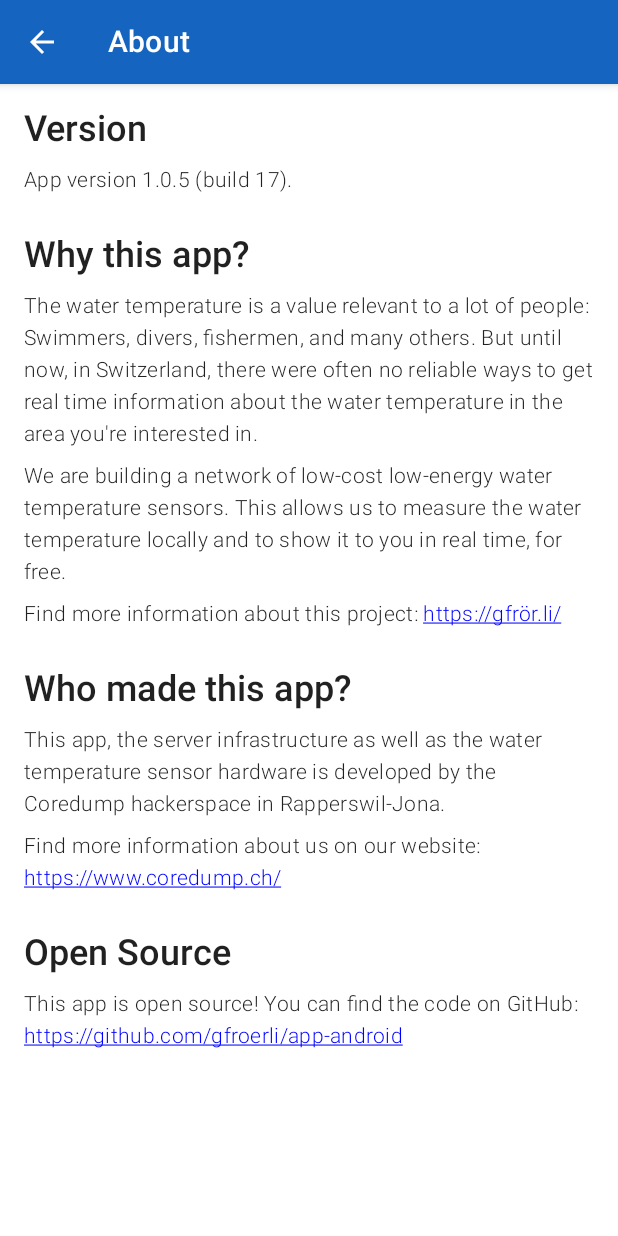
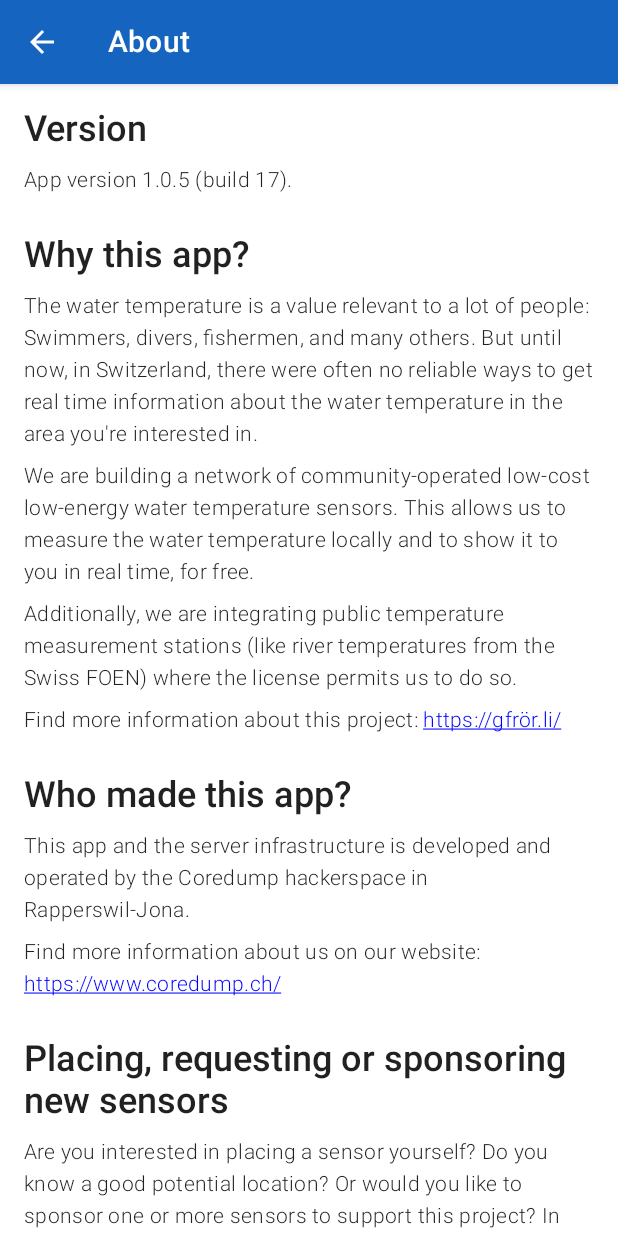
Before and after one commit to gfroerli/app-android, an Android app built with Jetpack Compose: the AboutActivity screen opened directly, with no data from a screen before it, on a phone screen of 412 x 824 dp. Run offline under Robolectric (Android 15) with nearby library versions, the phone set to English and light mode, and no system bars.

Commit message:
AboutActivity: Improve text content

```diff
--- a/app/src/main/java/ch/coredump/watertemp/activities/AboutActivity.kt
+++ b/app/src/main/java/ch/coredump/watertemp/activities/AboutActivity.kt
@@ -96,13 +96,19 @@ class AboutActivity : ComponentActivity() {
                             Text(stringResource(R.string.about_project_heading), style = MaterialTheme.typography.h2)
                             Text(stringResource(R.string.about_project_text1), style = MaterialTheme.typography.body1)
                             Text(stringResource(R.string.about_project_text2), style = MaterialTheme.typography.body1)
-                            LinkifyText(stringResource(R.string.about_project_text3), style = MaterialTheme.typography.body1)
+                            Text(stringResource(R.string.about_project_text3), style = MaterialTheme.typography.body1)
+                            LinkifyText(stringResource(R.string.about_project_text4), style = MaterialTheme.typography.body1)
 
                             Spacer(modifier = Modifier.height(4.dp))
 
                             Text(stringResource(R.string.about_us_heading), style = MaterialTheme.typography.h2)
                             Text(stringResource(R.string.about_us_text1), style = MaterialTheme.typography.body1)
                             LinkifyText(stringResource(R.string.about_us_text2), style = MaterialTheme.typography.body1)
+
+                            Spacer(modifier = Modifier.height(4.dp))
+
+                            Text(stringResource(R.string.placement_heading), style = MaterialTheme.typography.h2)
+                            LinkifyText(stringResource(R.string.placement_text1), style = MaterialTheme.typography.body1)
 
                             Spacer(modifier = Modifier.height(4.dp))
 
--- a/app/src/main/res/values/strings.xml
+++ b/app/src/main/res/values/strings.xml
@@ -23,13 +23,16 @@
     <string name="version_text1">App version %1$s (build %2$d).</string>
     <string name="about_project_heading">Why this app?</string>
     <string name="about_project_text1">The water temperature is a value relevant to a lot of people: Swimmers, divers, fishermen, and many others. But until now, in Switzerland, there were often no reliable ways to get real time information about the water temperature in the area you\'re interested in.</string>
-    <string name="about_project_text2">We are building a network of low-cost low-energy water temperature sensors. This allows us to measure the water temperature locally and to show it to you in real time, for free.</string>
-    <string name="about_project_text3">Find more information about this project: https://gfrör.li/</string>
+    <string name="about_project_text2">We are building a network of community-operated low-cost low-energy water temperature sensors. This allows us to measure the water temperature locally and to show it to you in real time, for free.</string>
+    <string name="about_project_text3">Additionally, we are integrating public temperature measurement stations (like river temperatures from the Swiss FOEN) where the license permits us to do so.</string>
+    <string name="about_project_text4">Find more information about this project: https://gfrör.li/</string>
     <string name="about_us_heading">Who made this app?</string>
-    <string name="about_us_text1">This app, the server infrastructure as well as the water temperature sensor hardware is developed by the Coredump hackerspace in Rapperswil-Jona.</string>
+    <string name="about_us_text1">This app and the server infrastructure is developed and operated by the Coredump hackerspace in Rapperswil-Jona.</string>
     <string name="about_us_text2">Find more information about us on our website: https://www.coredump.ch/</string>
     <string name="open_source_heading">Open Source</string>
-    <string name="open_source_text1">This app is open source! You can find the code on GitHub: https://github.com/gfroerli/app-android</string>
+    <string name="open_source_text1">This app is open source under the GPL license! You can find the code on GitHub: https://github.com/gfroerli/app-android Contributions are welcome!</string>
+    <string name="placement_heading">Placing, requesting or sponsoring new sensors</string>
+    <string name="placement_text1">Are you interested in placing a sensor yourself? Do you know a good potential location? Or would you like to sponsor one or more sensors to support this project? In that case, please contact us at gfroerli@coredump.ch!</string>
 
     <!-- Action bar menu -->
     <string name="action_about_this_app">About this app</string>
```
Also changed, not shown: 4 other files.
